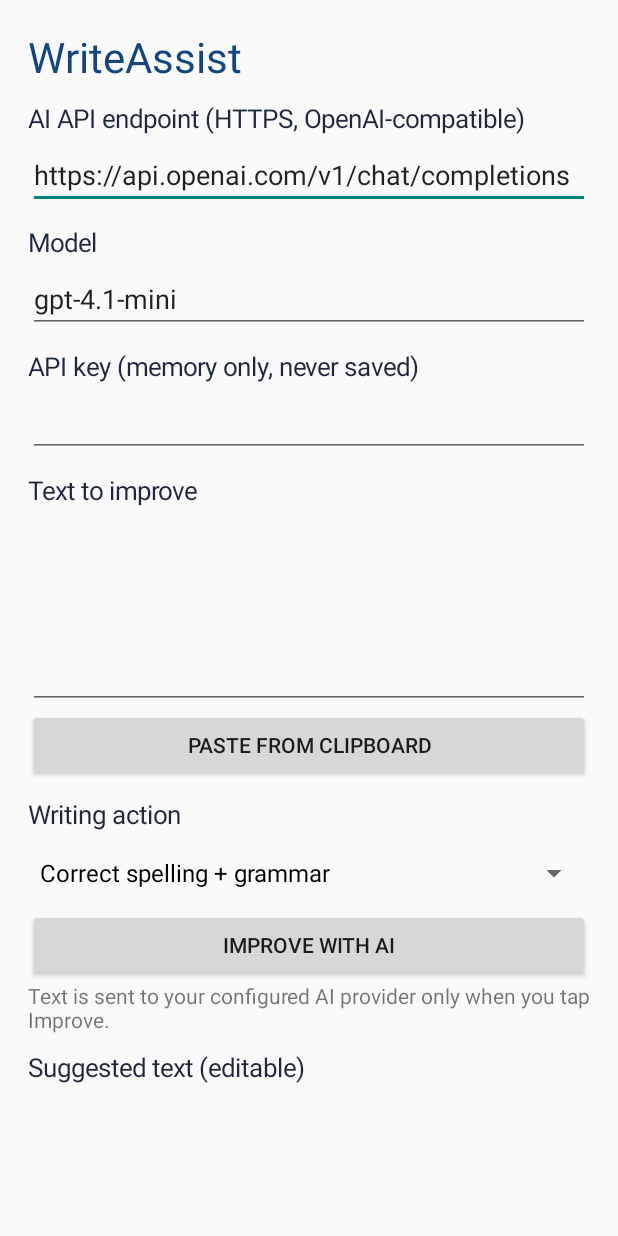
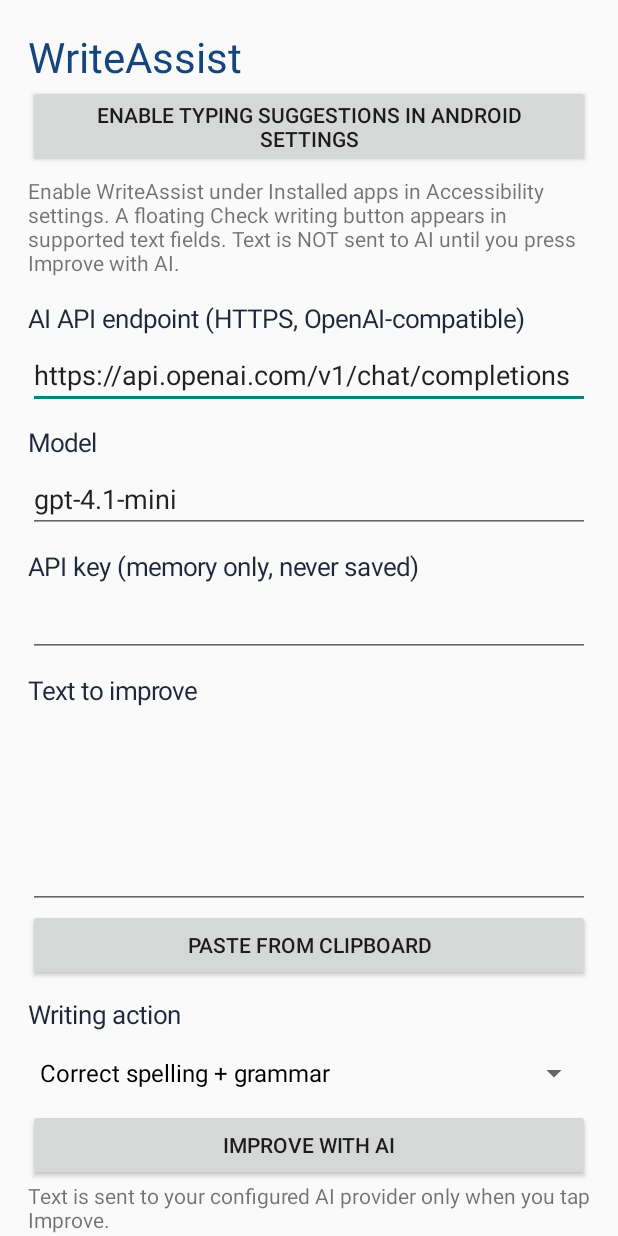
Before and after one commit to chrisfields55/writeassist-android, an Android app: the screen it shows after launch (MainActivity), on a phone screen of 412 x 824 dp. Run offline under Robolectric (Android 15) with nearby library versions, the phone set to English and light mode, and no system bars.

Commit message:
Add accessibility opt-in and apply correction UI

```diff
--- a/app/src/main/java/com/example/writeassist/MainActivity.kt
+++ b/app/src/main/java/com/example/writeassist/MainActivity.kt
@@ -1,6 +1,9 @@
 package com.example.writeassist
 
 import android.app.Activity
+import android.provider.Settings
+import android.content.ComponentName
+import android.text.TextUtils
 import android.content.ClipData
 import android.content.ClipboardManager
 import android.content.Context
@@ -34,12 +37,17 @@ class MainActivity : Activity() {
     private var processText = false
     private var readonly = true
     private var lastResultReady = false
+    private var sourceFromAccessibility: String? = null
+    private var sourcePackage: String? = null
 
     override fun onCreate(savedInstanceState: Bundle?) {
         super.onCreate(savedInstanceState)
         processText = intent?.action == Intent.ACTION_PROCESS_TEXT
         readonly = intent?.getBooleanExtra(Intent.EXTRA_PROCESS_TEXT_READONLY, true) ?: true
-        val incoming = when (intent?.action) {
+        val accessibilityIncoming = intent?.getStringExtra("accessibility_text")
+        sourceFromAccessibility = accessibilityIncoming
+        sourcePackage = WritingAccessibilityService.capturedPackage
+        val incoming = accessibilityIncoming ?: when (intent?.action) {
             Intent.ACTION_PROCESS_TEXT -> intent.getCharSequenceExtra(Intent.EXTRA_PROCESS_TEXT)?.toString()
             Intent.ACTION_SEND -> intent.getStringExtra(Intent.EXTRA_TEXT)
             else -> null
@@ -67,6 +75,16 @@ class MainActivity : Activity() {
             text = "WriteAssist"
             textSize = 28f
             setTextColor(Color.rgb(20, 70, 125))
+        })
+        layout.addView(Button(this).apply {
+            text = "Enable typing suggestions in Android Settings"
+            setOnClickListener {
+                startActivity(Intent(Settings.ACTION_ACCESSIBILITY_SETTINGS))
+            }
+        })
+        layout.addView(TextView(this).apply {
+            text = "Enable WriteAssist under Installed apps in Accessibility settings. A floating Check writing button appears in supported text fields. Text is NOT sent to AI until you press Improve with AI."
+            setPadding(0, 8, 0, 8)
         })
         layout.addView(heading("AI API endpoint (HTTPS, OpenAI-compatible)"))
         endpoint = field(prefs.getString("endpoint", "https://api.openai.com/v1/chat/completions")!!)
@@ -131,6 +149,25 @@ class MainActivity : Activity() {
                 val result = Intent().putExtra(Intent.EXTRA_PROCESS_TEXT, output.text.toString())
                 setResult(RESULT_OK, result)
                 finish()
+            }
+        })
+        if (sourceFromAccessibility != null) layout.addView(Button(this).apply {
+            text = "Apply correction to original app"
+            setOnClickListener {
+                val original = sourceFromAccessibility
+                val pkg = sourcePackage
+                if (!lastResultReady || original == null || pkg == null || output.text.isBlank()) {
+                    status.text = "Generate a suggestion first."
+                    return@setOnClickListener
+                }
+                val service = WritingAccessibilityService.instance
+                val success = service?.applyReplacement(original, output.text.toString(), pkg) == true
+                if (success) {
+                    status.text = "Correction applied."
+                    sourceFromAccessibility = null
+                } else {
+                    status.text = "Cannot replace text in this app. Copy the result instead. Some apps block accessibility edits."
+                }
             }
         })
         layout.addView(Button(this).apply {
```
